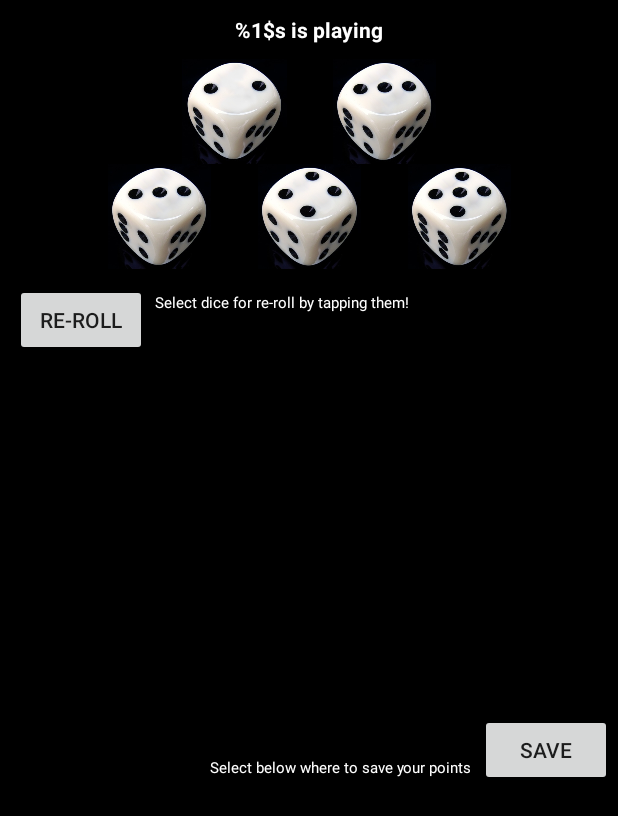
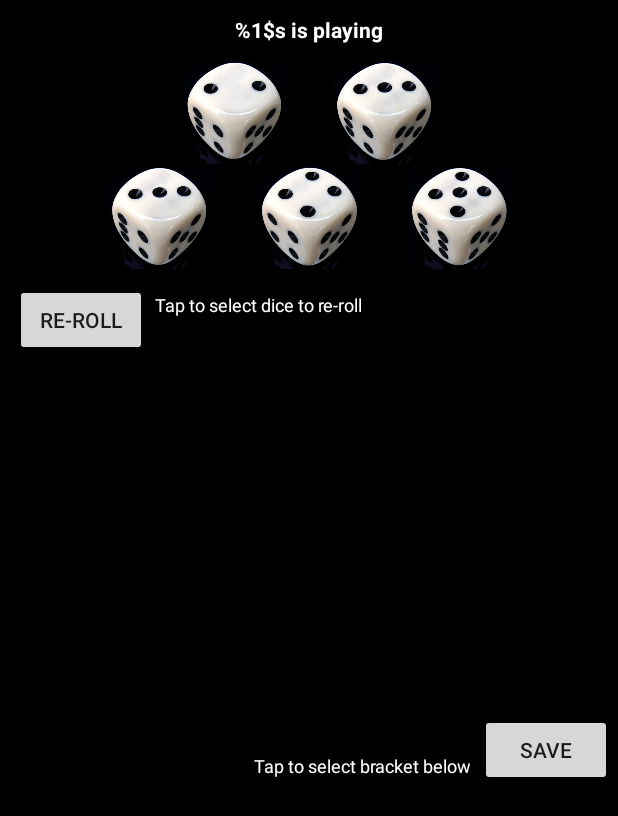
Before and after one commit to GregerSundvall/Yatzy, an Android app: the GamePlayActivity screen opened directly, with no data from a screen before it, on a phone screen of 412 x 824 dp. Shown: the top 816 px of the screen. Run offline under Robolectric (Android 15) with nearby library versions, the phone set to English and light mode, and no system bars; 3 statements that could not run were skipped.

```diff
--- a/app/src/main/AndroidManifest.xml
+++ b/app/src/main/AndroidManifest.xml
@@ -9,7 +9,8 @@
         android:roundIcon="@mipmap/ic_launcher_round"
         android:supportsRtl="true"
         android:theme="@style/AppFullScreenTheme">
-        <activity android:name=".PrepareActivity"></activity>
+        <activity android:name=".Scoreboard"></activity>
+        <activity android:name=".PrepareActivity" />
         <activity android:name=".GamePlayActivity" />
         <activity android:name=".PlayerNamesActivity" />
         <activity android:name=".MainActivity">
--- a/app/src/main/java/com/example/yatzy/GamePlayActivity.kt
+++ b/app/src/main/java/com/example/yatzy/GamePlayActivity.kt
@@ -95,23 +95,26 @@ class GamePlayActivity : AppCompatActivity() {
         listOfDieImageViews.add(findViewById(R.id.die4))
         listOfDieImageViews.add(findViewById(R.id.die5))
 
+        currentPlayer = listOfPlayers[0]
         nameTextView = findViewById(R.id.whoIsPlayingTextView)
 
-        currentPlayer = listOfPlayers[0]
         startRound()
 
     }
 
     fun startRound(){
-        ++ roundNumber
         nameTextView.text = getString(R.string.name_is_playing, currentPlayer.name)
         rollAll()
     }
 
-    fun saveAndContinue(){
+    fun savePoints(view: View){
         //add functionality to check and save points here!
+        nextPlayer()
+        newRoundOrScoreboard()
+    }
+
+    fun newRoundOrScoreboard(){
         if(roundNumber < 14){
-            nextPlayer()
             startRound()
         }else{
             //start scoreBoard activity
@@ -121,6 +124,7 @@ class GamePlayActivity : AppCompatActivity() {
     fun nextPlayer(){
         if(currentPlayer == listOfPlayers.last()){
             currentPlayer = listOfPlayers[0]
+            roundNumber += 1
         }else {
             currentPlayer = listOfPlayers[+1]
         }
--- a/app/src/main/res/layout/activity_game_play.xml
+++ b/app/src/main/res/layout/activity_game_play.xml
@@ -111,7 +111,7 @@
         android:layout_marginTop="5dp"
         android:text="@string/tap_die_to_reroll"
         android:textColor="#FFFFFF"
-        android:textSize="10sp"
+        android:textSize="12sp"
         app:layout_constraintStart_toEndOf="@+id/reRollButton"
         app:layout_constraintTop_toTopOf="@+id/reRollButton" />
 
@@ -123,7 +123,7 @@
         android:layout_marginBottom="5dp"
         android:text="@string/where"
         android:textColor="#FFFFFF"
-        android:textSize="10sp"
+        android:textSize="12sp"
         app:layout_constraintBottom_toTopOf="@+id/recyclerView"
         app:layout_constraintEnd_toStartOf="@+id/button2" />
 
@@ -132,6 +132,7 @@
         android:layout_width="wrap_content"
         android:layout_height="wrap_content"
         android:layout_marginEnd="4dp"
+        android:onClick="savePoints"
         android:text="@string/save"
         app:layout_constraintBottom_toTopOf="@+id/recyclerView"
         app:layout_constraintEnd_toEndOf="parent" />
--- a/app/src/main/res/values/strings.xml
+++ b/app/src/main/res/values/strings.xml
@@ -7,8 +7,8 @@
     <string name="fivePlayers">5  SPELARE</string>
     <string name="sixPlayers">6  SPELARE</string>
     <string name="name_is_playing">%1$s is playing</string>
-    <string name="tap_die_to_reroll">Select dice for re-roll by tapping them!</string>
-    <string name="where">Select below where to save your points</string>
+    <string name="tap_die_to_reroll">Tap to select dice to re-roll</string>
+    <string name="where">Tap to select bracket below</string>
     <string name="reRoll">Re-roll</string>
     <string name="save">Save</string>
 </resources>
```
Also changed, not shown: app/src/main/java/com/example/yatzy/Scoreboard.kt (added, +11 -0 lines), app/src/main/res/layout/activity_scoreboard.xml (added, +10 -0 lines).
